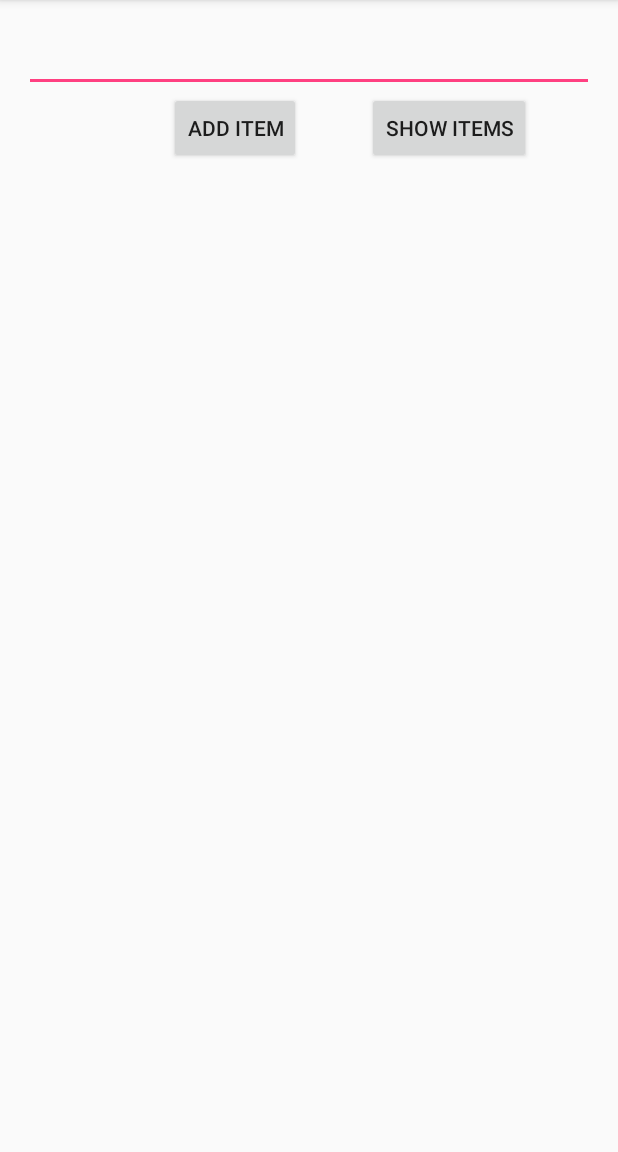
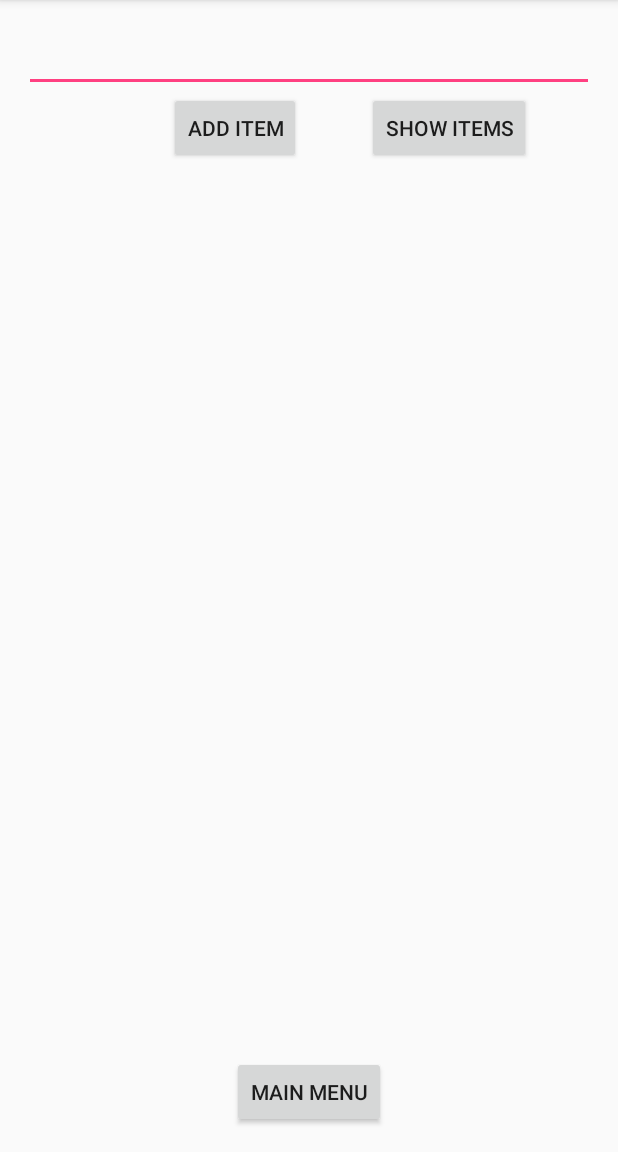
Before and after one commit to TheDoctoir/Summative, an Android app: the MainActivity screen opened directly, with no data from a screen before it, on a phone screen of 412 x 824 dp, the part 84-1236 px from its top. Run offline under Robolectric (Android 15) with nearby library versions, the phone set to English and light mode, and no system bars.

Commit message:
btn added

```diff
--- a/app/src/main/java/com/example/student/summative/MainActivity.java
+++ b/app/src/main/java/com/example/student/summative/MainActivity.java
@@ -43,14 +43,14 @@ public class MainActivity extends AppCompatActivity
         startActivity(MainActivity.this, mainMenu.class);
 
     }
-    /*
-    public void credits(View vw){
 
-        Intent i= new Intent(MainActivity.this, Credits.class);
+    public void menuMain(View vw){
+
+        Intent i= new Intent(MainActivity.this, mainMenu.class);
         startActivity(i);
 
     }
-    */
+
 
 
     public void addNewItem(View vw)
--- a/app/src/main/res/layout/activity_main.xml
+++ b/app/src/main/res/layout/activity_main.xml
@@ -33,12 +33,12 @@
         android:layout_height="wrap_content"
         android:textAppearance="?android:attr/textAppearanceLarge"
         android:id="@+id/txtvwOutput"
-        android:layout_alignParentBottom="true"
         android:layout_alignParentLeft="true"
         android:layout_alignParentStart="true"
         android:layout_alignRight="@+id/edtxtNewItem"
         android:layout_alignEnd="@+id/edtxtNewItem"
-        android:layout_below="@+id/btnAddItem" />
+        android:layout_below="@+id/btnAddItem"
+        android:layout_above="@+id/button" />
 
     <Button
         android:layout_width="wrap_content"
@@ -52,4 +52,14 @@
         android:layout_marginRight="42dp"
         android:layout_marginEnd="42dp" />
 
+    <Button
+        style="?android:attr/buttonStyleSmall"
+        android:layout_width="wrap_content"
+        android:layout_height="wrap_content"
+        android:text="Main Menu"
+        android:id="@+id/button"
+        android:layout_alignParentBottom="true"
+        android:layout_centerHorizontal="true"
+        android:onClick="menuMain" />
+
 </RelativeLayout>
```
